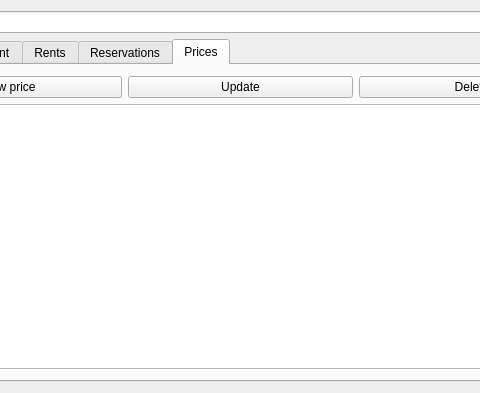
First picture: the form in ski_rent/ski_rent/ui/mainwindow.ui, repository shybovycha/ski-rent, before the edit; both pictures show x 128 to 608 and y 0 to 393 of the 737 by 393 pixel window.
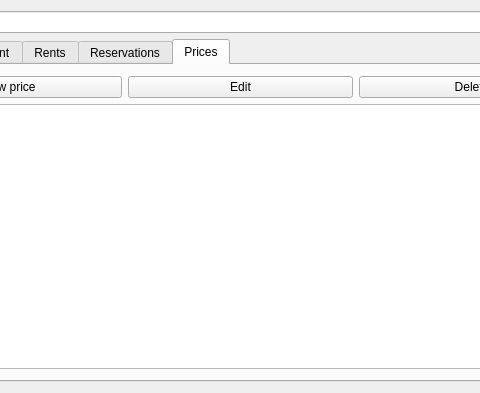
Second picture: the form after the edit. The open tabs and pages were chosen to show the change.

Patch:
```diff
--- a/ski_rent/ski_rent/ui/mainwindow.ui
+++ b/ski_rent/ski_rent/ui/mainwindow.ui
@@ -252,7 +252,7 @@
            <item>
             <widget class="QPushButton" name="editPriceButton">
              <property name="text">
-              <string>Update</string>
+              <string>Edit</string>
              </property>
             </widget>
            </item>
```
Left out of the diff: 28 changed lines with no effect on the pictures.
